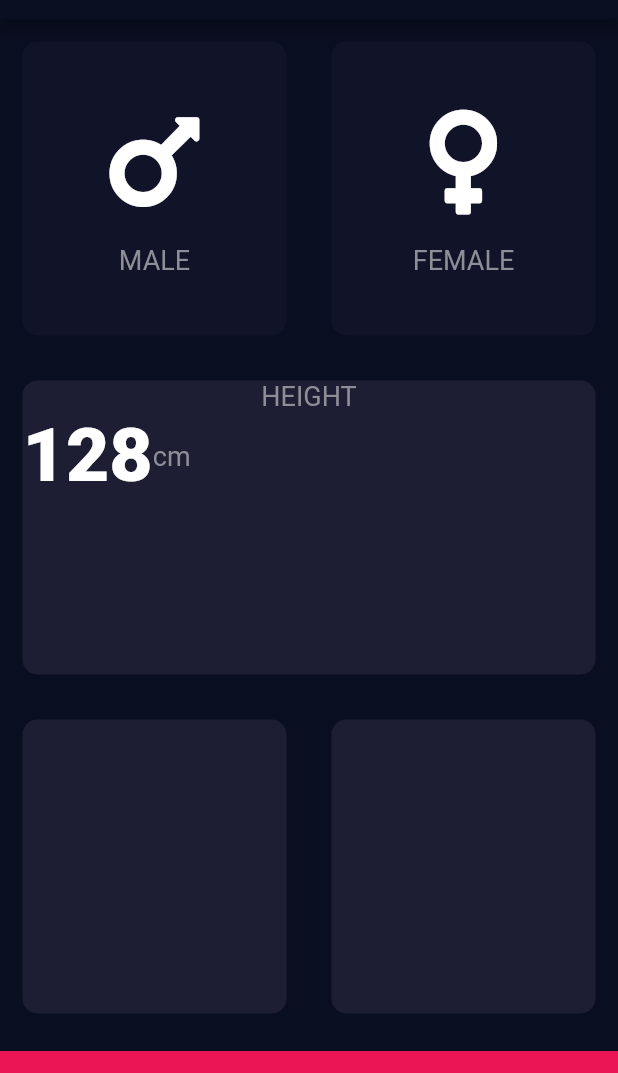
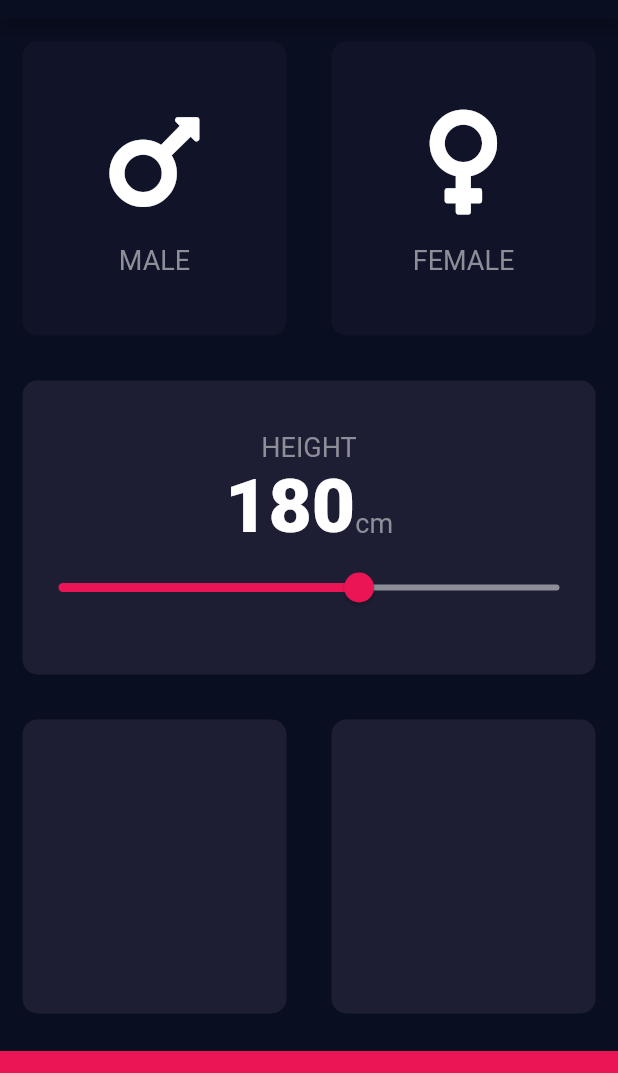
Before and after one commit to Shree-hari/bmi_app, a Flutter app: the screen it shows after launch, on a phone screen of 412 x 824 dp, the part 65-1138 px from its top. Run offline on Flutter 3.47's test engine with Material 2 defaults, Android fonts, the phone set to English and light mode, and no system bars; our stand-ins replace font_awesome_flutter.

```diff
--- a/lib/input_page.dart
+++ b/lib/input_page.dart
@@ -21,7 +21,7 @@ class _InputPageState extends State<InputPage> {
   Color femaleCardColor = kInactiveCardColor;
 
   Gender selectedGender;
-
+  int height = 180;
 //  void updateColor(Gender selectedGender) {
 //    if (selectedGender == Gender.male) {
 //      if (maleCardColor == inactiveCardColor) {
@@ -90,14 +90,19 @@ class _InputPageState extends State<InputPage> {
           Expanded(
             child: ReusableCard(
               cardChild: Column(
+                mainAxisAlignment: MainAxisAlignment.center,
                 children: <Widget>[
                   Text(
                       'HEIGHT',
                     style: kLabelTextStyle,
                       ),
-                  Row(children: <Widget>[
+                  Row(
+                    mainAxisAlignment: MainAxisAlignment.center,
+                    crossAxisAlignment: CrossAxisAlignment.baseline,
+                    textBaseline: TextBaseline.alphabetic,
+                    children: <Widget>[
                     Text(
-                      '128',
+                      height.toString(),
                       style: kNumberTextStyle,
                     ),
                     Text(
@@ -105,6 +110,18 @@ class _InputPageState extends State<InputPage> {
                       style: kLabelTextStyle,
                     ),
                   ],),
+                  Slider(
+                    value: height.toDouble(),
+                    min: 120.0,
+                    max: 220.0,
+                    activeColor: Color(0xFFEB1555),
+                    inactiveColor: Color(0xFF8D8E98),
+                    onChanged: (double newValue){
+                      setState(() {
+                        height = newValue.round();
+                      });
+                    },
+                  ),
                 ],
               ),
               colour: kActiveCardColor,
```
